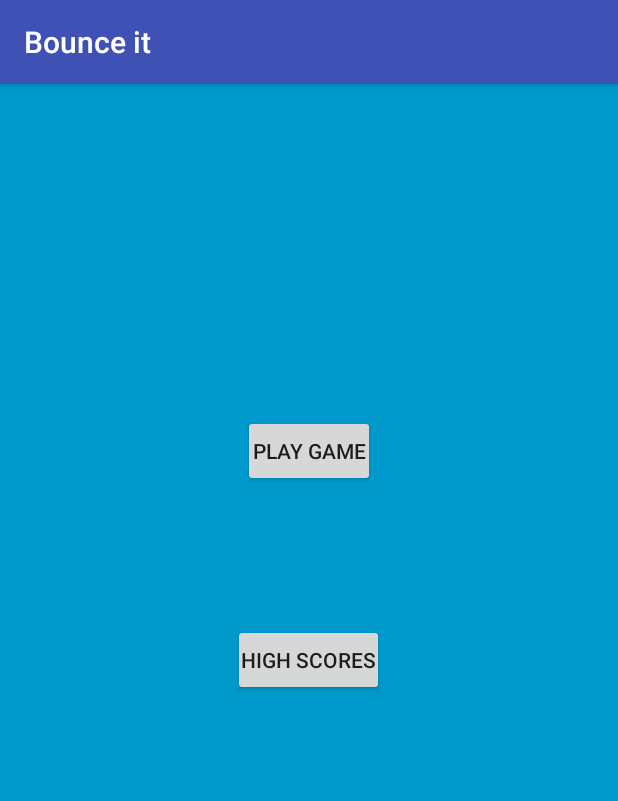
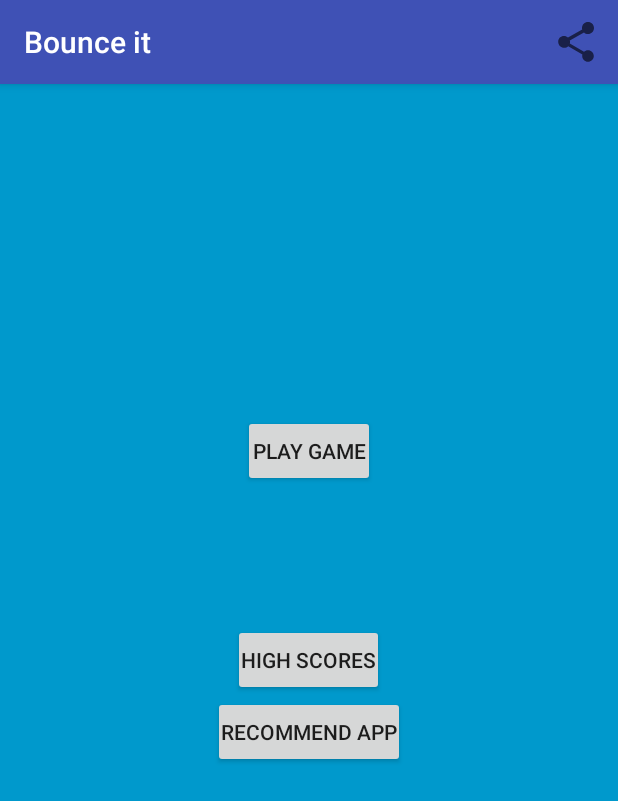
Before and after one commit to maxrick/BounceIt, an Android app: the screen it shows after launch (StartScreen), on a phone screen of 412 x 824 dp. Shown: the top 801 px of the screen. Run offline under Robolectric (Android 15) with nearby library versions, the phone set to English and light mode, and no system bars.

Commit message:
recommendation working, share button in action bar needs to be removed

```diff
--- a/app/src/main/java/com/max/jumpingapp/views/StartScreen.java
+++ b/app/src/main/java/com/max/jumpingapp/views/StartScreen.java
@@ -1,8 +1,12 @@
 package com.max.jumpingapp.views;
 
 import android.content.Intent;
+import android.support.v4.view.MenuItemCompat;
 import android.support.v7.app.AppCompatActivity;
 import android.os.Bundle;
+import android.support.v7.widget.ShareActionProvider;
+import android.view.Menu;
+import android.view.MenuItem;
 import android.view.View;
 
 import com.max.jumpingapp.R;
@@ -50,6 +54,25 @@ public class StartScreen extends AppCompatActivity {
         // are available.
     }
 
+    @Override
+    public boolean onCreateOptionsMenu(Menu menu) {
+        getMenuInflater().inflate(R.menu.main, menu);
+
+        MenuItem shareItem = (MenuItem) menu.findItem(R.id.action_share);
+
+        ShareActionProvider mShare = new ShareActionProvider(this);
+        MenuItemCompat.setActionProvider(shareItem, mShare);
+
+        Intent shareIntent = new Intent(Intent.ACTION_SEND);
+        shareIntent.setAction(Intent.ACTION_SEND);
+        shareIntent.setType("text/plain");
+        shareIntent.putExtra(Intent.EXTRA_TEXT, "bounce it is awesome");
+
+        mShare.setShareIntent(shareIntent);
+
+        return true;
+    }
+
     /**
      * Touch listener to use for in-layout UI controls to delay hiding the
      * system UI. This is to prevent the jarring behavior of controls going away
@@ -68,4 +91,12 @@ public class StartScreen extends AppCompatActivity {
         Intent intent = new Intent(this, Highscores.class);
         startActivity(intent);
     }
+
+    public void buttonRecommendAppClicked(View view){
+        Intent sendIntent = new Intent();
+        sendIntent.setAction(Intent.ACTION_SEND);
+        sendIntent.putExtra(Intent.EXTRA_TEXT, "Hi\nThis app \"bounce it\" is amazing. You should get it");
+        sendIntent.setType("text/plain");
+        startActivity(Intent.createChooser(sendIntent, getResources().getText(R.string.recommend_to)));
+    }
 }
--- a/app/src/main/res/layout/activity_start_screen.xml
+++ b/app/src/main/res/layout/activity_start_screen.xml
@@ -30,6 +30,18 @@
         android:layout_centerHorizontal="true"
         android:onClick="buttonHighScoresClicked"/>
 
+       <Button
+           android:layout_width="wrap_content"
+           android:layout_height="wrap_content"
+           android:text="Recommend app"
+           android:padding="5dp"
+           android:id="@+id/recommend"
+           android:layout_below="@+id/buttonScores"
+           android:layout_gravity="center_horizontal|bottom"
+           android:layout_centerVertical="true"
+           android:layout_centerHorizontal="true"
+           android:onClick="buttonRecommendAppClicked"/>
+
    </RelativeLayout>
     <!-- This FrameLayout insets its children based on system windows using
          android:fitsSystemWindows. -->
--- /dev/null
+++ b/app/src/main/res/menu/main.xml
@@ -0,0 +1,12 @@
+<?xml version="1.0" encoding="utf-8"?>
+<menu xmlns:android="http://schemas.android.com/apk/res/android"
+    xmlns:app="http://schemas.android.com/apk/res-auto">
+
+    <item
+        android:id="@+id/action_share"
+        app:showAsAction="ifRoom"
+        android:orderInCategory="100"
+        android:actionProviderClass="android.widget.ShareActionProvider"
+        android:title="Share" />
+
+</menu>
--- a/app/src/main/res/values/strings.xml
+++ b/app/src/main/res/values/strings.xml
@@ -7,4 +7,5 @@
     <string name="dummy_button">Dummy Button</string>
     <string name="dummy_content">DUMMY\nCONTENT</string>
     <string name="title_activity_highscores">Highscores</string>
+    <string name="recommend_to">Recommend to</string>
 </resources>
```
